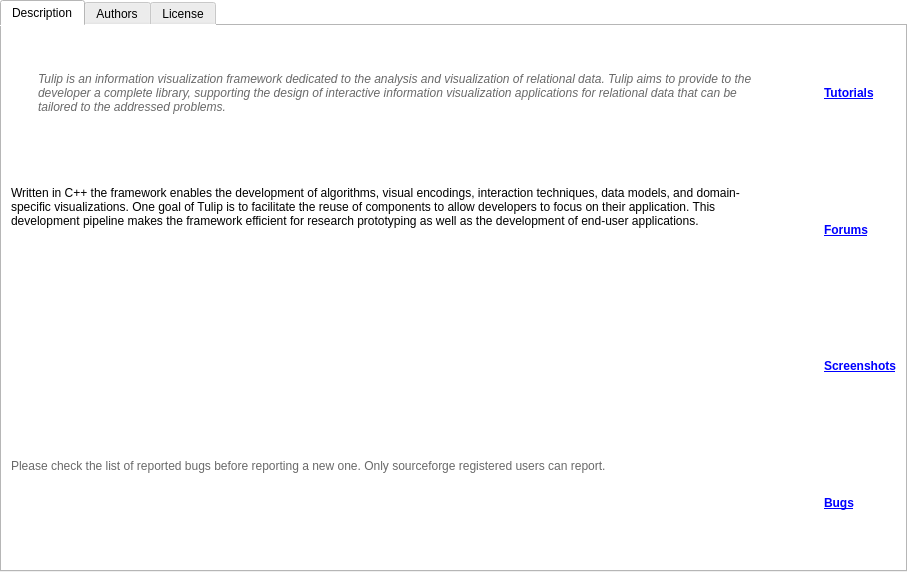
This is library/tulip-gui/designer/AboutTulipPage.ui in Tulip-Dev/tulip as Qt 5 draws it before an edit. The edited form follows.
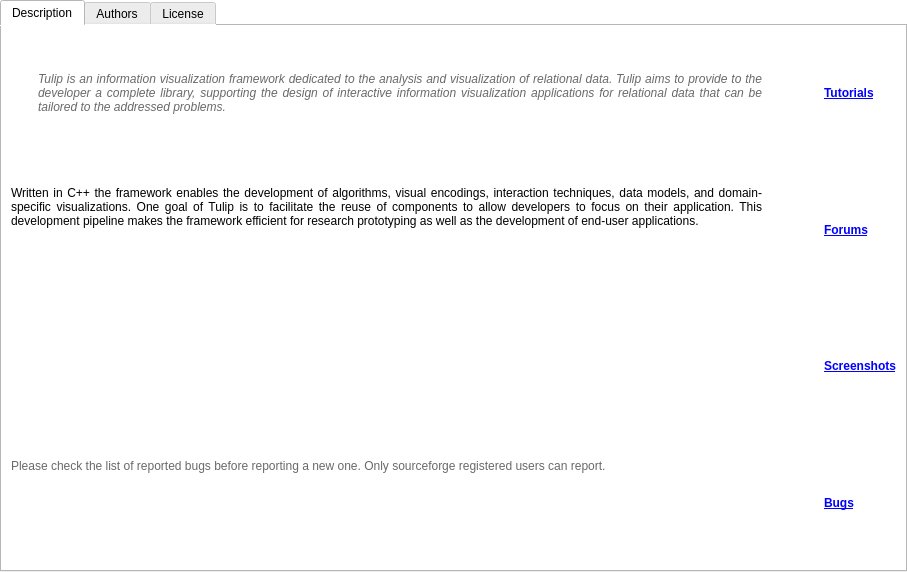
This is the edited form. Icons and pictures are not drawn.

Commit message: make text justified to have a cleaner look

Patch:
```diff
--- a/library/tulip-gui/designer/AboutTulipPage.ui
+++ b/library/tulip-gui/designer/AboutTulipPage.ui
@@ -89,7 +89,7 @@
 font: bold italic 11pt &quot;Arial&quot;;</string>
                </property>
                <property name="text">
-                <string>&lt;i&gt;Tulip is an information visualization framework dedicated to the analysis and visualization of relational data. Tulip aims to provide to the developer a complete library, supporting the design of interactive information visualization applications for relational data that can be tailored to the addressed problems.&lt;/i&gt;</string>
+                <string>&lt;html&gt;&lt;head/&gt;&lt;body&gt;&lt;p align=&quot;justify&quot;&gt;&lt;span style=&quot; font-style:italic;&quot;&gt;Tulip is an information visualization framework dedicated to the analysis and visualization of relational data. Tulip aims to provide to the developer a complete library, supporting the design of interactive information visualization applications for relational data that can be tailored to the addressed problems.&lt;/span&gt;&lt;/p&gt;&lt;/body&gt;&lt;/html&gt;</string>
                </property>
                <property name="alignment">
                 <set>Qt::AlignLeading|Qt::AlignLeft|Qt::AlignVCenter</set>
@@ -104,7 +104,7 @@
            <item>
             <widget class="QLabel" name="label_3">
              <property name="text">
-              <string>&lt;html&gt;&lt;head/&gt;&lt;body&gt;&lt;p&gt;&lt;br/&gt;Written in C++ the framework enables the development of algorithms, visual encodings, interaction techniques, data models, and domain-specific visualizations. One goal of Tulip is to facilitate the reuse of components to allow  developers to focus on their application. This development pipeline makes the framework efficient for research prototyping as well as the development of end-user applications.&lt;/p&gt;&lt;/body&gt;&lt;/html&gt;</string>
+              <string>&lt;html&gt;&lt;head/&gt;&lt;body&gt;&lt;p align=&quot;justify&quot;&gt;&lt;br/&gt;Written in C++ the framework enables the development of algorithms, visual encodings, interaction techniques, data models, and domain-specific visualizations. One goal of Tulip is to facilitate the reuse of components to allow developers to focus on their application. This development pipeline makes the framework efficient for research prototyping as well as the development of end-user applications.&lt;/p&gt;&lt;/body&gt;&lt;/html&gt;</string>
              </property>
              <property name="alignment">
               <set>Qt::AlignLeading|Qt::AlignLeft|Qt::AlignTop</set>
```
Left out of the diff: 2 changed lines with no effect on the pictures.
